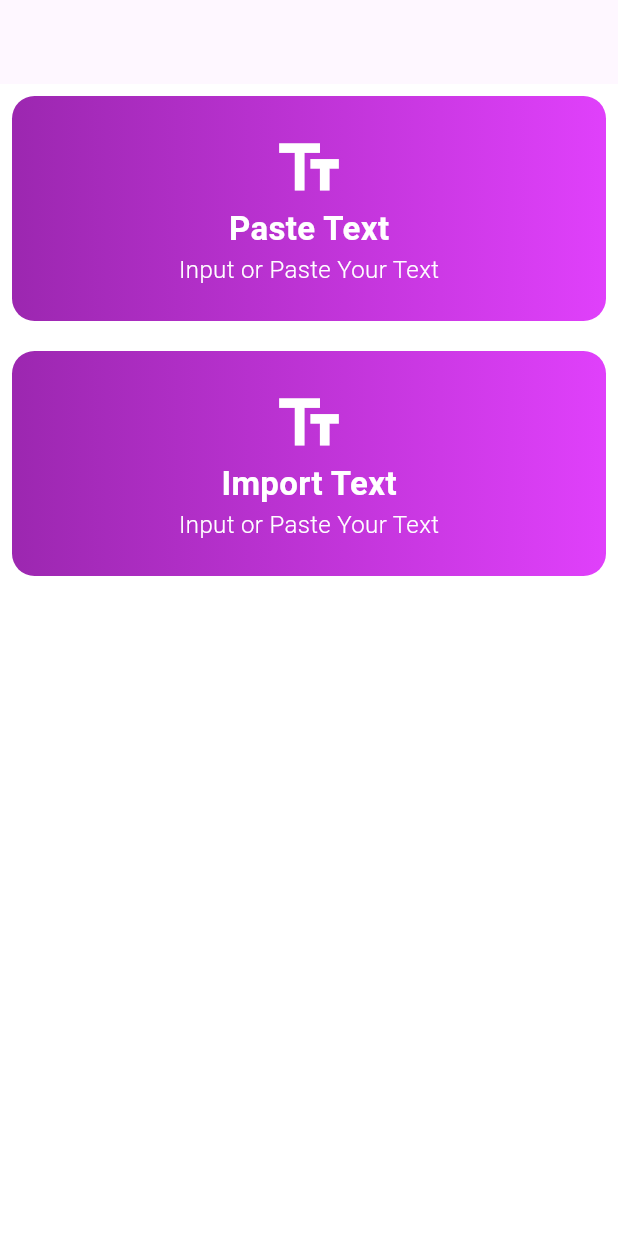
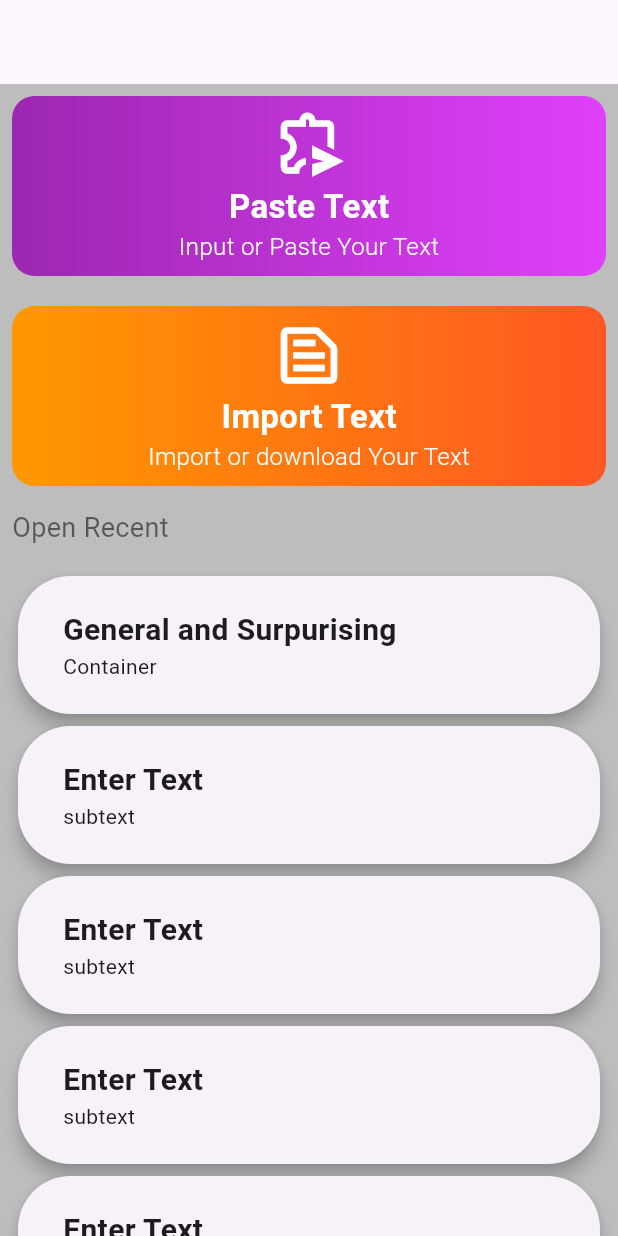
Before and after one commit to Apeksha-P/Flutter-Basic-projects, a Flutter app: the screen it shows after launch, on a phone screen of 412 x 824 dp. Run offline on Flutter 3.47's test engine with Material 3 defaults, Android fonts, the phone set to English and light mode, and no system bars.

Commit message:
Add cart to page

```diff
--- /dev/null
+++ b/flutter_ui/lib/custom/custom_cart.dart
@@ -0,0 +1,36 @@
+import 'package:flutter/material.dart';
+
+class Custom_cart extends StatelessWidget {
+  String text;
+  String subtext;
+  Custom_cart({
+    required this.text,
+    required this.subtext,
+    super.key,
+  });
+
+  @override
+  Widget build(BuildContext context) {
+    return SizedBox(
+      width: double.infinity,
+      height: 100,
+      child: Card(
+        shape: RoundedRectangleBorder(
+          borderRadius: BorderRadius.circular(35)
+        ),
+        elevation: 5,
+        child: Padding(
+          padding: const EdgeInsets.only(left: 30),
+          child: Column(
+            mainAxisAlignment: MainAxisAlignment.center,
+            crossAxisAlignment:CrossAxisAlignment.start,
+            children: [
+              Text(text,style: TextStyle(fontSize: 20,fontWeight: FontWeight.bold),),
+              Text(subtext),
+            ],
+          ),
+        ),
+      ),
+    );
+  }
+}
--- a/flutter_ui/lib/custom/custom_container.dart
+++ b/flutter_ui/lib/custom/custom_container.dart
@@ -1,9 +1,17 @@
 import 'package:flutter/material.dart';
+import 'package:flutter/widgets.dart';
 
 class CostumContainer extends StatelessWidget {
   String text;
+  IconData icon;
+  Gradient gradient;
+  String textSmall;
+
   CostumContainer({
     required this.text,
+    required this.icon,
+    required this.gradient,
+    required this.textSmall,
     super.key,
   });
 
@@ -11,19 +19,16 @@ class CostumContainer extends StatelessWidget {
   Widget build(BuildContext context) {
     return Container(
       width: double.infinity,
-      height: 150,
+      height: 120,
       decoration: BoxDecoration(
         borderRadius: BorderRadius.circular(15),
-        gradient: LinearGradient(colors: [
-          Colors.purple,
-          Colors.purpleAccent
-        ])
+        gradient: gradient,
       ),
       child: Column(
         mainAxisAlignment: MainAxisAlignment.center,
         children: [
           Icon(
-            Icons.text_fields_sharp,
+            icon,
             color: Colors.white,
             size: 50,
           ),
@@ -32,7 +37,7 @@ class CostumContainer extends StatelessWidget {
             style: TextStyle(color: Colors.white, fontSize: 22,fontWeight: FontWeight.bold),
           ),
           Text(
-            "Input or Paste Your Text",
+            textSmall,
             style: TextStyle(color: Colors.white, fontSize: 16,fontWeight: FontWeight.w300),
           ),
         ],
--- a/flutter_ui/lib/screens/text_to_speech_ui.dart
+++ b/flutter_ui/lib/screens/text_to_speech_ui.dart
@@ -1,4 +1,5 @@
 import 'package:flutter/material.dart';
+import 'package:flutter_ui/custom/custom_cart.dart';
 import 'package:flutter_ui/custom/custom_container.dart';
 
 class TextToSpeech extends StatelessWidget {
@@ -9,21 +10,59 @@ class TextToSpeech extends StatelessWidget {
     return Scaffold(
       appBar: AppBar(
       ),
-      backgroundColor: Colors.white,
-      body: Padding(padding: EdgeInsets.all(8.0),
+      backgroundColor: Colors.grey.shade400,
+      body: SingleChildScrollView(
+        child: Padding(padding: EdgeInsets.all(8.0),
         child: Column(
           children: [
             CostumContainer(
+              gradient: LinearGradient(colors: [
+            Colors.purple,
+            Colors.purpleAccent
+          ]),
               text: "Paste Text",
+              textSmall: "Input or Paste Your Text",
+              icon: Icons.send_time_extension_outlined,
             ),
             SizedBox(
               height: 20,
             ),
             CostumContainer(
+              gradient: LinearGradient(colors: [
+            Colors.orange,
+            Colors.deepOrange
+          ]),
+              icon: Icons.text_snippet_outlined,
               text: "Import Text",
+              textSmall: "Import or download Your Text",
             ),
+            SizedBox(
+              height: 15,
+            ),
+            Align(
+              alignment: Alignment.centerLeft,
+              child: Text("Open Recent",
+              style: TextStyle(
+                fontSize: 18,
+                fontWeight: FontWeight.w400,
+                color: Colors.black54
+              ),
+              )),
+              SizedBox(
+                height: 15,
+              ),
+              Custom_cart(
+                text :"General and Surpurising",
+                subtext :"Container",
+              ),
+              Custom_cart(text: "Enter Text", subtext: "subtext"),
+              Custom_cart(text: "Enter Text", subtext: "subtext"),
+              Custom_cart(text: "Enter Text", subtext: "subtext"),
+              Custom_cart(text: "Enter Text", subtext: "subtext"),
+              Custom_cart(text: "Enter Text", subtext: "subtext"),
           ],
         ),),
+      ),
     );
   }
 }
```
Lines whose indentation alone changed are shown as unchanged.
